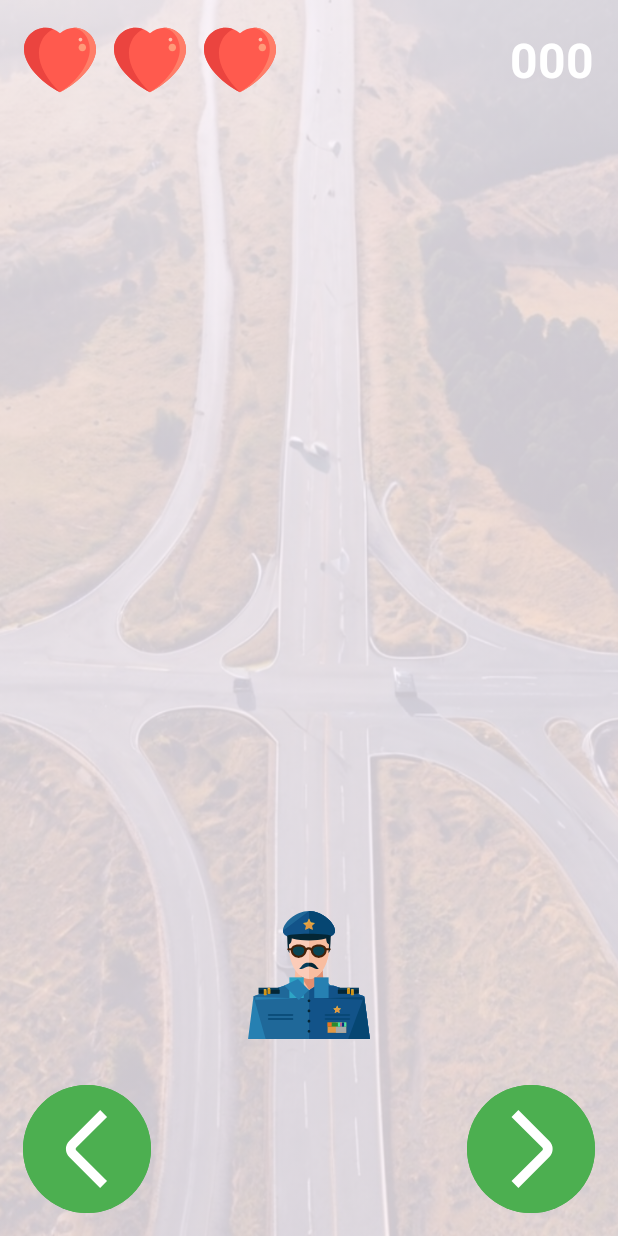
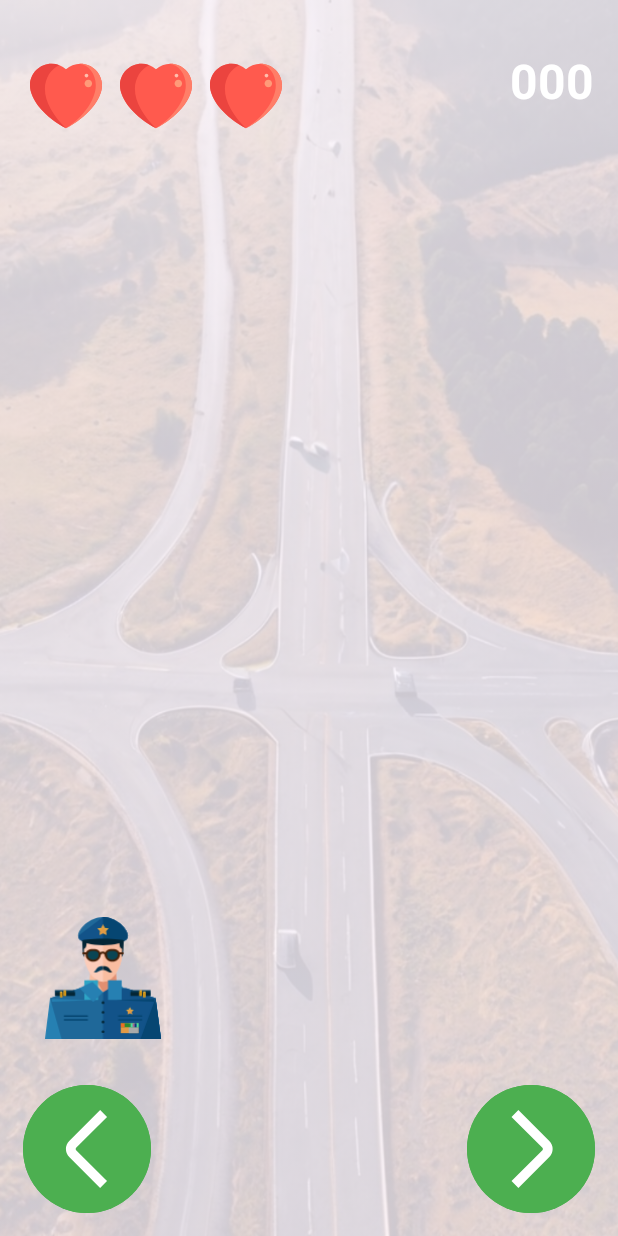
Before and after one commit to ravidmasalton/MobileAssignment, an Android app: the screen it shows after launch (MainActivity), after a tap on an icon or button, on a phone screen of 412 x 824 dp. Run offline under Robolectric (Android 15) with nearby library versions, the phone set to English and light mode, and no system bars.

Commit message:
Movement of the player

```diff
--- a/app/src/main/java/com/example/mobileassignment/GameManager.java
+++ b/app/src/main/java/com/example/mobileassignment/GameManager.java
@@ -3,7 +3,6 @@ package com.example.mobileassignment;
 import java.util.ArrayList;
 
 public class GameManager {
-    private ArrayList<Integer>matSurface=new ArrayList<Integer>();
     private int lives = 3;
     private int score = 0;
     private int currunt_location_User;
@@ -11,7 +10,7 @@ public class GameManager {
     private final int COLUMN=3;
 
 
-    public GameManager(int initialLives) {
+    public GameManager(int initialLives,int length) {
         if (initialLives > 0  &&  initialLives <= 4) {
             lives = initialLives;
         }
@@ -19,6 +18,15 @@ public class GameManager {
             lives=3;
 
         currunt_location_User=COLUMN/2;
+    }
+
+    public void setNewLocation(int direction){
+       if(direction==1)
+           moveLocationRight();
+       else
+           moveLocationLeft();
+
+
     }
 
     public void moveLocationRight(){
@@ -61,9 +69,6 @@ public class GameManager {
         return score;
     }
 
-    public int getNumOfQuestions() {
-        return matSurface.size();
-    }
 
 
     public void addExtraLive() {
--- a/app/src/main/java/com/example/mobileassignment/MainActivity.java
+++ b/app/src/main/java/com/example/mobileassignment/MainActivity.java
@@ -19,6 +19,7 @@ public class MainActivity extends AppCompatActivity {
 
     private AppCompatImageView[] trivia_IMG_hearts;
     private AppCompatImageView[] trivia_IMG_surface;
+    private AppCompatImageView[] trivia_IMG_player;
     private MaterialTextView trivia_LBL_score;
     private MaterialButton trivia_BTN_left;
     private MaterialButton trivia_BTN_right;
@@ -28,49 +29,35 @@ public class MainActivity extends AppCompatActivity {
 
 
 
-
-
-
-
     @Override
     protected void onCreate(Bundle savedInstanceState) {
         super.onCreate(savedInstanceState);
         EdgeToEdge.enable(this);
         setContentView(R.layout.activity_main);
         findViews();
-        gameManager = new GameManager(3);
+        gameManager = new GameManager(3, trivia_IMG_surface.length);
         updateLivesUI();
-        update_currunt_location_User(gameManager.getColumn()/2);
 
-        trivia_BTN_left.setOnClickListener(v -> moveLeft());
-        trivia_BTN_right.setOnClickListener(v -> moveRight());
+
+        trivia_BTN_left.setOnClickListener(v -> update_currunt_location_view(0));
+        trivia_BTN_right.setOnClickListener(v -> update_currunt_location_view(1));
 
     }
 
-    private void update_currunt_location_User(int i) {
-        int row= gameManager.getRow()-1;
-        int column= gameManager.getColumn();
-        int index=row*column+i;
-       // trivia_IMG_surface[index].setImageURI();
+    private void update_currunt_location_view(int direction) {
+        trivia_IMG_player[gameManager.getLocation()].setVisibility(View.INVISIBLE);
+        gameManager.setNewLocation(direction);
+        trivia_IMG_player[gameManager.getLocation()].setVisibility(View.VISIBLE);
 
-    }
-
-    private void moveRight() {
-        gameManager.moveLocationRight();
-
-
-    }
-
-    private void moveLeft() {
-        gameManager.moveLocationLeft();
 
     }
 
 
     private void tick() {
-        //playSound();
+
 
     }
+
     private void start() {
 
         handler.postDelayed(runnable, DELAY);
@@ -83,6 +70,7 @@ public class MainActivity extends AppCompatActivity {
 
         }
     };
+
     private void stop() {
         handler.removeCallbacks(runnable);
 
@@ -101,18 +89,19 @@ public class MainActivity extends AppCompatActivity {
 
 
     }
+
     private void findViews() {
         trivia_LBL_score = findViewById(R.id.trivia_LBL_score);
         trivia_BTN_left = findViewById(R.id.trivia_BTN_Left);
         trivia_BTN_right = findViewById(R.id.trivia_BTN_Right);
-        trivia_IMG_surface=new AppCompatImageView[]{
+        trivia_IMG_surface = new AppCompatImageView[]{
                 findViewById(R.id.main_IMG00),
                 findViewById(R.id.main_IMG10),
                 findViewById(R.id.main_IMG20),
                 findViewById(R.id.main_IMG30),
                 findViewById(R.id.main_IMG40),
                 findViewById(R.id.main_IMG50),
-                findViewById(R.id.main_IMG60),
+
 
                 findViewById(R.id.main_IMG01),
                 findViewById(R.id.main_IMG11),
@@ -120,7 +109,6 @@ public class MainActivity extends AppCompatActivity {
                 findViewById(R.id.main_IMG31),
                 findViewById(R.id.main_IMG41),
                 findViewById(R.id.main_IMG51),
-                findViewById(R.id.main_IMG61),
 
 
                 findViewById(R.id.main_IMG02),
@@ -129,7 +117,7 @@ public class MainActivity extends AppCompatActivity {
                 findViewById(R.id.main_IMG32),
                 findViewById(R.id.main_IMG42),
                 findViewById(R.id.main_IMG52),
-                findViewById(R.id.main_IMG62),
+
         };
 
         trivia_IMG_hearts = new AppCompatImageView[]{
@@ -138,5 +126,12 @@ public class MainActivity extends AppCompatActivity {
                 findViewById(R.id.trivia_IMG_heart3),
                 findViewById(R.id.trivia_IMG_heart4),
         };
+
+
+        trivia_IMG_player = new AppCompatImageView[]{
+                findViewById(R.id.main_player1),
+                findViewById(R.id.main_player2),
+                findViewById(R.id.main_player3)
+        };
     }
 }
--- a/app/src/main/res/layout/activity_main.xml
+++ b/app/src/main/res/layout/activity_main.xml
@@ -20,7 +20,9 @@
         android:id="@+id/trivia_LAY_heartLayout"
         android:layout_width="wrap_content"
         android:layout_height="wrap_content"
-        android:layout_margin="16dp"
+        android:layout_margin="20dp"
+        android:paddingTop="20dp"
+
         android:orientation="horizontal">
 
         <androidx.appcompat.widget.AppCompatImageView
@@ -81,7 +83,8 @@
         android:text="000"/>
 
 
-    <LinearLayout
+    <androidx.appcompat.widget.LinearLayoutCompat
+
         android:id="@+id/playing_surface"
         android:layout_width="match_parent"
         android:layout_height="match_parent"
@@ -92,7 +95,8 @@
         android:orientation="horizontal"
         android:layout_weight="1">
 
-        <LinearLayout
+        <androidx.appcompat.widget.LinearLayoutCompat
+
             android:id="@+id/main_layout1"
             android:layout_width="0dp"
             android:layout_weight="1"
@@ -116,7 +120,6 @@
                 android:layout_weight="1"/>
 
 
-
             <androidx.appcompat.widget.AppCompatImageView
                 android:id="@+id/main_IMG30"
                 android:layout_width="match_parent"
@@ -135,14 +138,16 @@
 
 
             <androidx.appcompat.widget.AppCompatImageView
-                android:id="@+id/main_IMG60"
+                android:id="@+id/main_player1"
                 android:layout_width="match_parent"
                 android:layout_height="0dp"
-                android:layout_weight="1"/>
+                android:layout_weight="1"
+                android:src="@drawable/policeman"
+                android:visibility="invisible"/>
 
-        </LinearLayout>
+        </androidx.appcompat.widget.LinearLayoutCompat>
 
-    <LinearLayout
+        <androidx.appcompat.widget.LinearLayoutCompat
         android:id="@+id/main_layout2"
         android:layout_width="0dp"
         android:layout_weight="1"
@@ -180,13 +185,13 @@
             android:layout_weight="1"/>
 
         <androidx.appcompat.widget.AppCompatImageView
-            android:id="@+id/main_IMG61"
+            android:id="@+id/main_player2"
             android:layout_width="match_parent"
             android:layout_height="0dp"
             android:layout_weight="1"
             android:src="@drawable/policeman"/>
 
-    </LinearLayout>
+        </androidx.appcompat.widget.LinearLayoutCompat>
 
 
         <LinearLayout
@@ -228,14 +233,16 @@
                 android:layout_height="0dp"
                 android:layout_weight="1"/>
             <androidx.appcompat.widget.AppCompatImageView
-                android:id="@+id/main_IMG62"
+                android:id="@+id/main_player3"
                 android:layout_width="match_parent"
                 android:layout_height="0dp"
-                android:layout_weight="1"/>
+                android:layout_weight="1"
+                android:src="@drawable/policeman"
+                android:visibility="invisible"/>
         </LinearLayout>
 
 
-    </LinearLayout>
+    </androidx.appcompat.widget.LinearLayoutCompat>
 
 
 
```
Also changed, not shown: app/src/main/res/drawable/donut.xml (added, +26 -0 lines).
